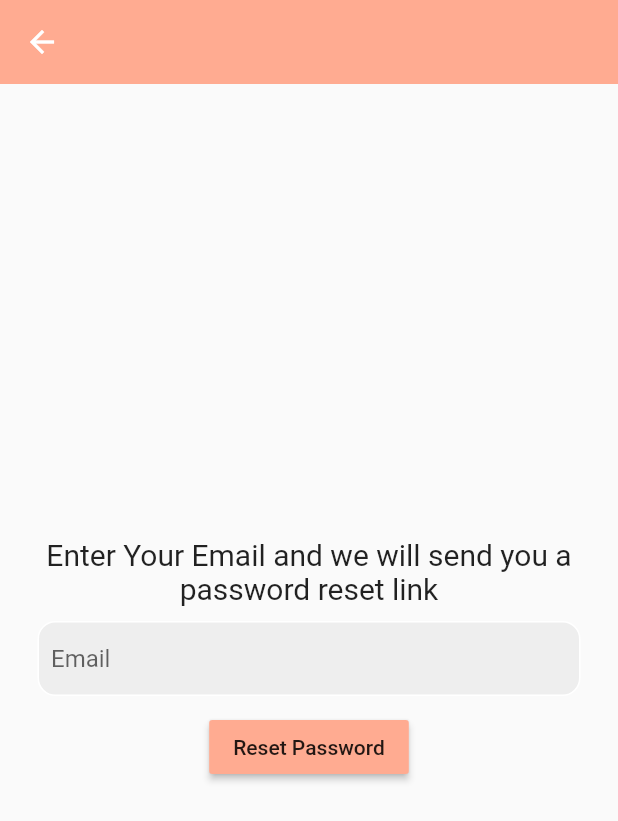
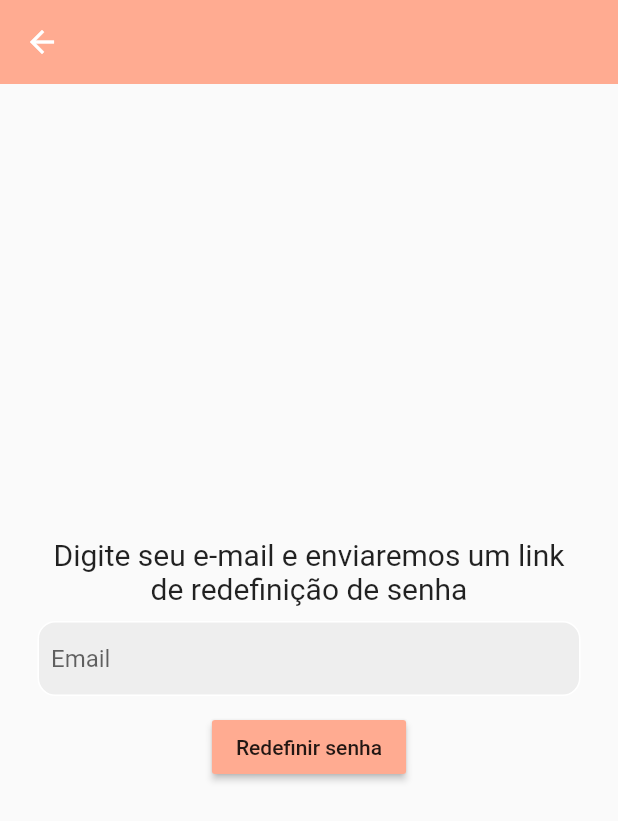
Before and after one commit to snntxjunior/To-Do-List-AVF-PT2, a Flutter app: the ForgotPasswordPage screen opened directly, on a phone screen of 412 x 824 dp. Shown: the top 821 px of the screen. Run offline on Flutter 3.47's test engine with Material 2 defaults, Android fonts, the phone set to English and light mode, and no system bars; our stand-ins replace firebase_analytics, firebase_auth, firebase_core; accounts and stored records are empty.

Commit message:
forgot_pw_page.dart

```diff
--- a/lib/pages/forgot_pw_page.dart
+++ b/lib/pages/forgot_pw_page.dart
@@ -26,7 +26,7 @@ class _ForgotPasswordPageState extends State<ForgotPasswordPage> {
         builder: (context) {
           return AlertDialog(
             content: Text(
-              'Password rest link sent! Check your email!',
+              'Link de redefinição de senha enviado! Verifique seu e-mail!',
             ),
           );
         },
@@ -59,7 +59,7 @@ class _ForgotPasswordPageState extends State<ForgotPasswordPage> {
               horizontal: 25.0,
             ),
             child: Text(
-              'Enter Your Email and we will send you a password reset link',
+              'Digite seu e-mail e enviaremos um link de redefinição de senha',
               textAlign: TextAlign.center,
               style: TextStyle(
                 fontSize: 20,
@@ -97,7 +97,7 @@ class _ForgotPasswordPageState extends State<ForgotPasswordPage> {
           ),
           MaterialButton(
             onPressed: passwordReset,
-            child: Text('Reset Password'),
+            child: Text('Redefinir senha'),
             color: Colors.deepOrange[200],
           ),
         ],
```
